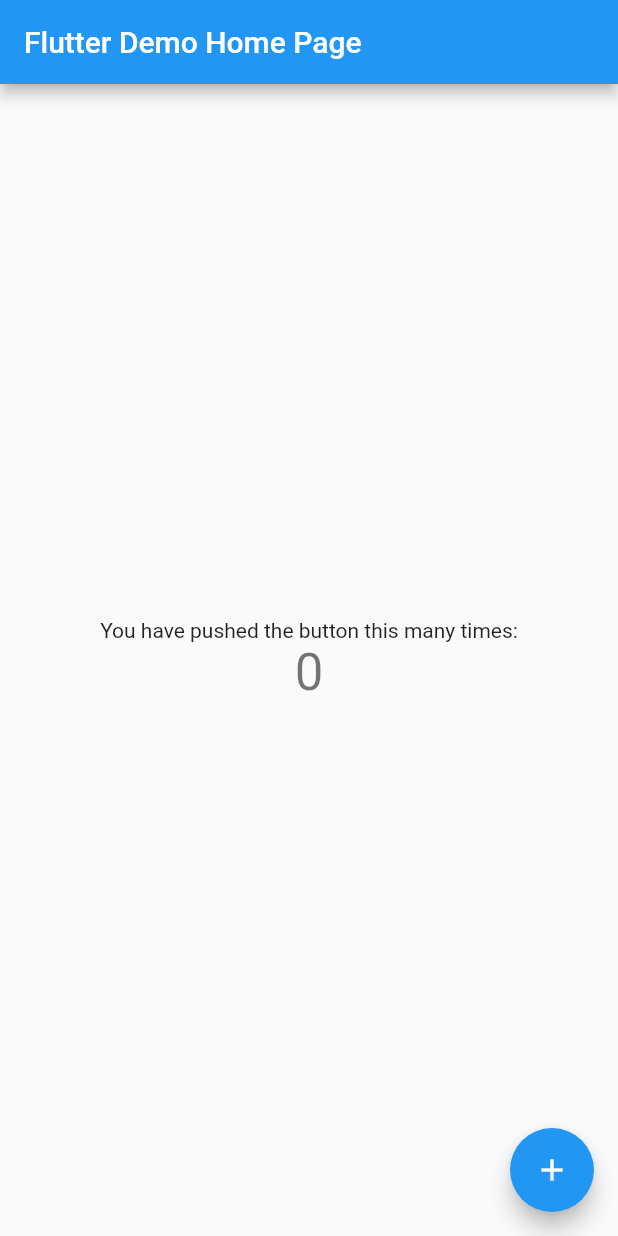
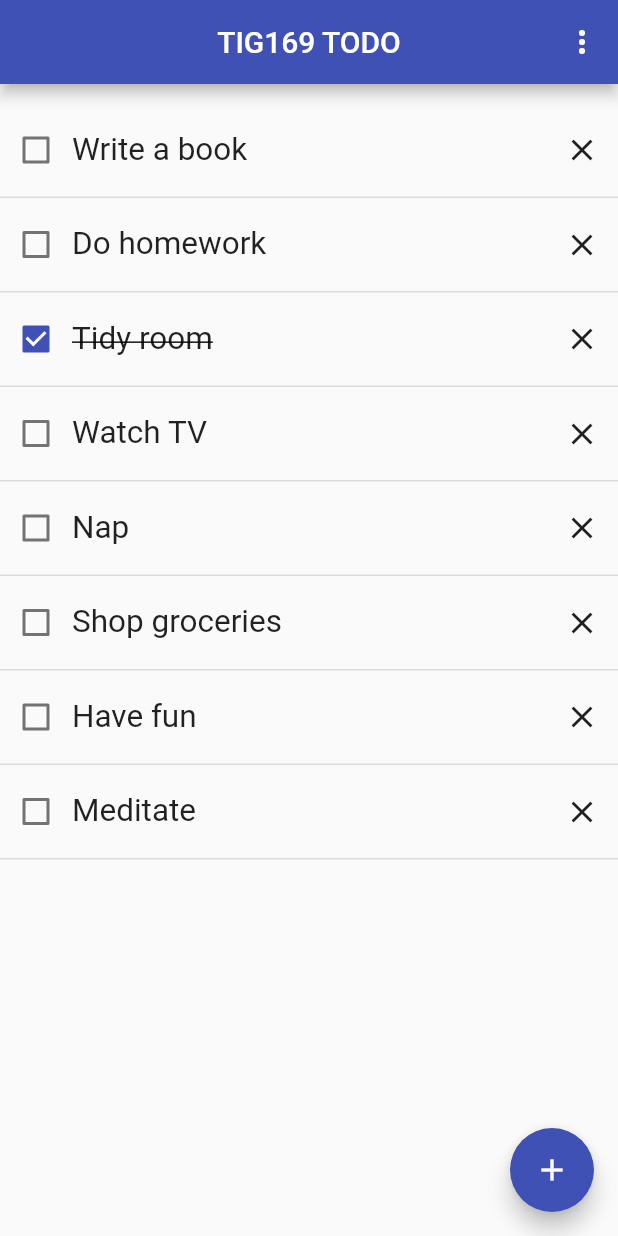
Before and after one commit to gu-tig169-ht21/Gusjonamh, a Flutter app: the screen it shows after launch, on a phone screen of 412 x 824 dp. Run offline on Flutter 3.47's test engine with Material 2 defaults, Android fonts, the phone set to English and light mode, and no system bars.

Commit message:
Steg 1: Försökt likna layout

```diff
--- a/lib/main.dart
+++ b/lib/main.dart
@@ -6,110 +6,155 @@ void main() {
 
 class MyApp extends StatelessWidget {
   const MyApp({Key? key}) : super(key: key);
-
-  // This widget is the root of your application.
   @override
   Widget build(BuildContext context) {
     return MaterialApp(
-      title: 'Flutter Demo',
+      title: 'TIG169 TODO',
       theme: ThemeData(
-        // This is the theme of your application.
-        //
-        // Try running your application with "flutter run". You'll see the
-        // application has a blue toolbar. Then, without quitting the app, try
-        // changing the primarySwatch below to Colors.green and then invoke
-        // "hot reload" (press "r" in the console where you ran "flutter run",
-        // or simply save your changes to "hot reload" in a Flutter IDE).
-        // Notice that the counter didn't reset back to zero; the application
-        // is not restarted.
-        primarySwatch: Colors.blue,
+        primarySwatch: Colors.indigo,
       ),
-      home: const MyHomePage(title: 'Flutter Demo Home Page'),
+      home: const MyHomePage(title: 'TIG169 TODO'),
     );
   }
 }
 
 class MyHomePage extends StatefulWidget {
   const MyHomePage({Key? key, required this.title}) : super(key: key);
-
-  // This widget is the home page of your application. It is stateful, meaning
-  // that it has a State object (defined below) that contains fields that affect
-  // how it looks.
-
-  // This class is the configuration for the state. It holds the values (in this
-  // case the title) provided by the parent (in this case the App widget) and
-  // used by the build method of the State. Fields in a Widget subclass are
-  // always marked "final".
-
   final String title;
-
   @override
   State<MyHomePage> createState() => _MyHomePageState();
 }
 
 class _MyHomePageState extends State<MyHomePage> {
-  int _counter = 0;
-
-  void _incrementCounter() {
-    setState(() {
-      // This call to setState tells the Flutter framework that something has
-      // changed in this State, which causes it to rerun the build method below
-      // so that the display can reflect the updated values. If we changed
-      // _counter without calling setState(), then the build method would not be
-      // called again, and so nothing would appear to happen.
-      _counter++;
-    });
-  }
-
   @override
   Widget build(BuildContext context) {
-    // This method is rerun every time setState is called, for instance as done
-    // by the _incrementCounter method above.
-    //
-    // The Flutter framework has been optimized to make rerunning build methods
-    // fast, so that you can just rebuild anything that needs updating rather
-    // than having to individually change instances of widgets.
     return Scaffold(
       appBar: AppBar(
-        // Here we take the value from the MyHomePage object that was created by
-        // the App.build method, and use it to set our appbar title.
+        centerTitle: true,
         title: Text(widget.title),
+        actions: [
+          IconButton(
+            icon: const Icon(Icons.more_vert),
+            onPressed: () {
+              Navigator.push(context,
+                  MaterialPageRoute(builder: (context) => SecondView()));
+            },
+          ),
+        ],
       ),
       body: Center(
-        // Center is a layout widget. It takes a single child and positions it
-        // in the middle of the parent.
         child: Column(
-          // Column is also a layout widget. It takes a list of children and
-          // arranges them vertically. By default, it sizes itself to fit its
-          // children horizontally, and tries to be as tall as its parent.
-          //
-          // Invoke "debug painting" (press "p" in the console, choose the
-          // "Toggle Debug Paint" action from the Flutter Inspector in Android
-          // Studio, or the "Toggle Debug Paint" command in Visual Studio Code)
-          // to see the wireframe for each widget.
-          //
-          // Column has various properties to control how it sizes itself and
-          // how it positions its children. Here we use mainAxisAlignment to
-          // center the children vertically; the main axis here is the vertical
-          // axis because Columns are vertical (the cross axis would be
-          // horizontal).
-          mainAxisAlignment: MainAxisAlignment.center,
+          mainAxisAlignment: MainAxisAlignment.start,
           children: <Widget>[
-            const Text(
-              'You have pushed the button this many times:',
-            ),
-            Text(
-              '$_counter',
-              style: Theme.of(context).textTheme.headline4,
-            ),
+            Container(height: 20),
+            _checkbox('Write a book'),
+            _divide(),
+            _checkbox('Do homework'),
+            _divide(),
+            _checkedcheckbox('Tidy room'),
+            _divide(),
+            _checkbox('Watch TV'),
+            _divide(),
+            _checkbox('Nap'),
+            _divide(),
+            _checkbox('Shop groceries'),
+            _divide(),
+            _checkbox('Have fun'),
+            _divide(),
+            _checkbox('Meditate'),
+            _divide(),
           ],
         ),
       ),
-      floatingActionButton: FloatingActionButton(
-        onPressed: _incrementCounter,
-        tooltip: 'Increment',
-        child: const Icon(Icons.add),
-      ), // This trailing comma makes auto-formatting nicer for build methods.
+      floatingActionButton:
+          FloatingActionButton(child: const Icon(Icons.add), onPressed: () {}),
+    );
+  }
+
+  Widget _checkbox(String text) {
+    return Row(
+      children: [
+        Checkbox(
+          value: false,
+          onChanged: (val) {},
+        ),
+        Text(text, style: const TextStyle(fontSize: 21)),
+        const Spacer(),
+        IconButton(onPressed: () {}, icon: const Icon(Icons.clear)),
+      ],
+    );
+  }
+
+  Widget _checkedcheckbox(String text) {
+    return Row(
+      children: [
+        Checkbox(
+          value: true,
+          onChanged: (val) {},
+        ),
+        Text(text,
+            style: const TextStyle(
+                decoration: TextDecoration.lineThrough, fontSize: 21)),
+        const Spacer(),
+        IconButton(onPressed: () {}, icon: const Icon(Icons.clear)),
+      ],
+    );
+  }
+
+  Widget _divide() {
+    return const Divider(
+      height: 15,
+      thickness: 1,
     );
   }
 }
+
+/* **************************  SECOND VIEW ********************* */
+
+class SecondView extends StatelessWidget {
+  @override
+  Widget build(BuildContext context) {
+    return Scaffold(
+        appBar: AppBar(
+          centerTitle: true,
+          title: Text('TIG169 TODO'),
+        ),
+        body: Center(
+          child: Column(
+            mainAxisAlignment: MainAxisAlignment.start,
+            children: [
+              Container(
+                height: 20.0,
+              ),
+              _inputBox(),
+              _button(),
+            ],
+          ),
+        ));
+  }
+
+  Widget _inputBox() {
+    return Container(
+        alignment: Alignment.center,
+        padding: const EdgeInsets.all(5),
+        margin: const EdgeInsets.all(20),
+        child: const TextField(
+            decoration: InputDecoration(
+          enabledBorder: OutlineInputBorder(
+              borderSide: BorderSide(color: Colors.black, width: 2.0)),
+          labelText: 'What are you going to do?',
+        )));
+  }
+
+  Widget _button() {
+    return TextButton(
+        style: ButtonStyle(
+          foregroundColor: MaterialStateProperty.all<Color>(Colors.black),
+        ),
+        onPressed: () {},
+        child: const Text(
+          '+ ADD',
+          style: TextStyle(fontSize: 20, fontWeight: FontWeight.bold),
+        ));
+  }
+}
```
